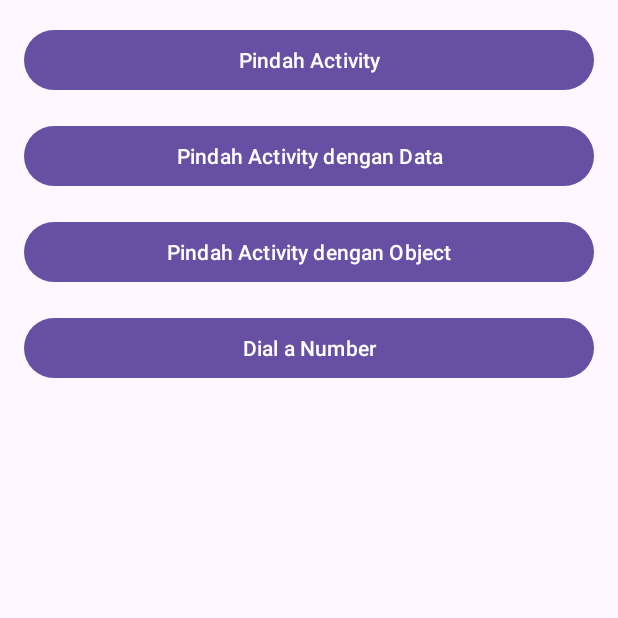
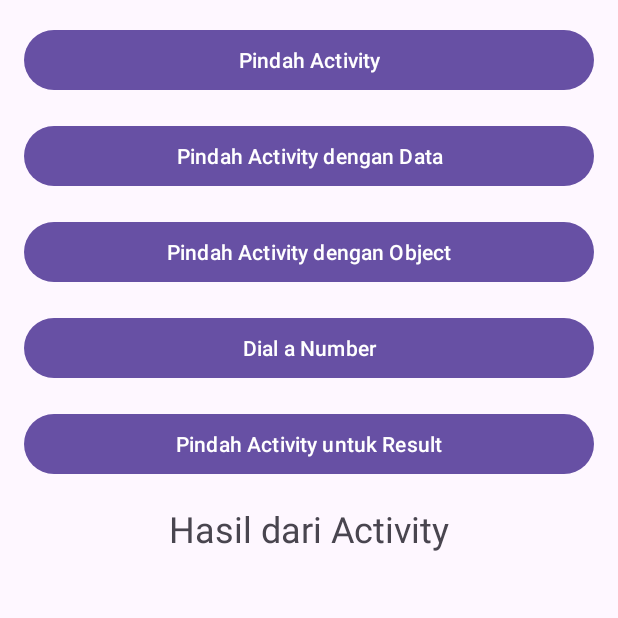
Before and after one commit to firdausmuh/MyIntentApps, an Android app: the screen it shows after launch (MainActivity), on a phone screen of 412 x 824 dp, the top half of it. Run offline under Robolectric (Android 15) with nearby library versions, the phone set to English and light mode, and no system bars.

Commit message:
Belajar tentang bagaimana membuat nilai balik dari Activity yang dijalankan.

```diff
--- a/app/src/main/AndroidManifest.xml
+++ b/app/src/main/AndroidManifest.xml
@@ -12,6 +12,9 @@
         android:supportsRtl="true"
         android:theme="@style/Theme.MyIntentApp"
         tools:targetApi="31">
+        <activity
+            android:name=".MoveForResultActivity"
+            android:exported="false" />
         <activity
             android:name=".MoveWithObjectActivity"
             android:exported="false" />
--- a/app/src/main/java/com/dicoding/myintentapp/MainActivity.kt
+++ b/app/src/main/java/com/dicoding/myintentapp/MainActivity.kt
@@ -1,13 +1,29 @@
 package com.dicoding.myintentapp
 
+import android.annotation.SuppressLint
 import android.content.Intent
 import android.net.Uri
 import android.os.Bundle
 import android.view.View
 import android.widget.Button
+import android.widget.TextView
+import androidx.activity.result.contract.ActivityResultContracts
 import androidx.appcompat.app.AppCompatActivity
 
 class MainActivity : AppCompatActivity(), View.OnClickListener {
+
+    private lateinit var tvResult: TextView
+    @SuppressLint("SetTextI18n")
+    private val resultLauncher = registerForActivityResult(
+        ActivityResultContracts.StartActivityForResult()
+    ) { result ->
+        if (result.resultCode == MoveForResultActivity.RESULT_CODE && result.data !=null) {
+            val selectedValue =
+                result.data?.getIntExtra(MoveForResultActivity.EXTRA_SELECTED_VALUE, 0)
+            tvResult.text = "Hasil : $selectedValue"
+        }
+
+    }
 
     override fun onCreate(savedInstanceState: Bundle?) {
         super.onCreate(savedInstanceState)
@@ -24,6 +40,11 @@ class MainActivity : AppCompatActivity(), View.OnClickListener {
 
         val btnDialPhone:Button = findViewById(R.id.btn_dial_number)
         btnDialPhone.setOnClickListener(this)
+
+        val btnMoveForResult:Button = findViewById(R.id.btn_move_for_result)
+        btnMoveForResult.setOnClickListener(this)
+
+        tvResult = findViewById(R.id.tv_result)
     }
 
     override fun onClick(v: View?) {
@@ -58,6 +79,11 @@ class MainActivity : AppCompatActivity(), View.OnClickListener {
                 val dialPhoneIntent = Intent(Intent.ACTION_DIAL, Uri.parse("tel:$phoneNumber"))
                 startActivity(dialPhoneIntent)
             }
+
+            R.id.btn_move_for_result -> {
+                val moveForResultIntent = Intent(this@MainActivity, MoveForResultActivity::class.java)
+                resultLauncher.launch(moveForResultIntent)
+            }
         }
     }
 }
--- a/app/src/main/res/layout/activity_main.xml
+++ b/app/src/main/res/layout/activity_main.xml
@@ -1,6 +1,5 @@
 <?xml version="1.0" encoding="utf-8"?>
 <LinearLayout xmlns:android="http://schemas.android.com/apk/res/android"
-    xmlns:tools="http://schemas.android.com/tools"
     android:layout_width="match_parent"
     android:layout_height="match_parent"
     android:orientation="vertical"
@@ -34,4 +33,19 @@
         android:layout_marginBottom="16dp"
         android:text="@string/dial_number" />
 
+    <Button
+        android:id="@+id/btn_move_for_result"
+        android:layout_width="match_parent"
+        android:layout_height="wrap_content"
+        android:layout_marginBottom="16dp"
+        android:text="@string/move_with_result" />
+
+    <TextView
+        android:id="@+id/tv_result"
+        android:layout_width="match_parent"
+        android:layout_height="wrap_content"
+        android:gravity="center"
+        android:text="@string/result_from_activity"
+        android:textSize="24sp" />
+
 </LinearLayout>
```
Also changed, not shown: app/src/main/java/com/dicoding/myintentapp/MoveForResultActivity.kt (added, +48 -0 lines), app/src/main/res/layout/activity_move_for_result.xml (added, +48 -0 lines).
